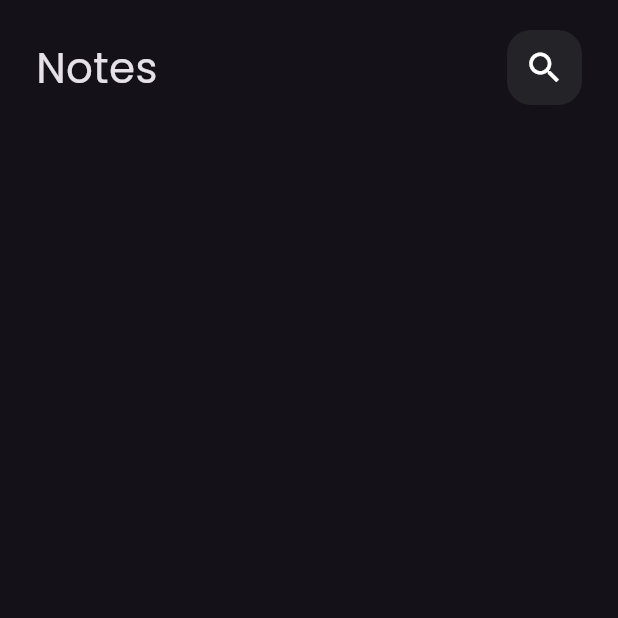
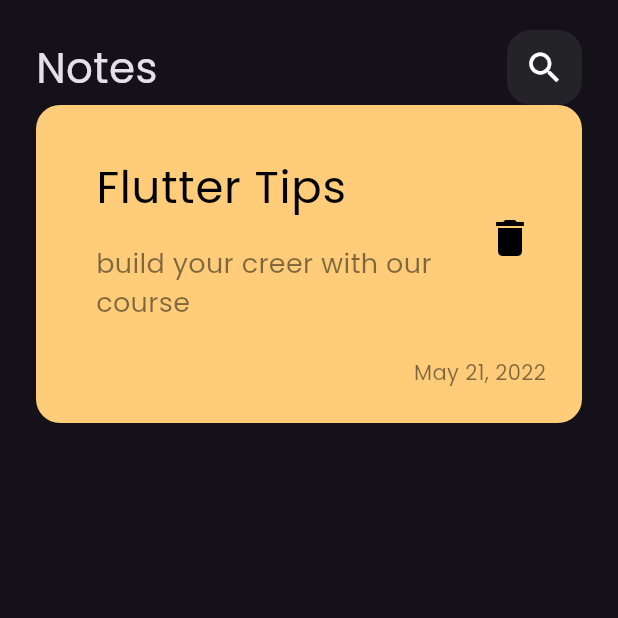
Before and after one commit to Ramahany123/Notes_app, a Flutter app: the screen it shows after launch, on a phone screen of 412 x 824 dp, the top half of it. Run offline on Flutter 3.47's test engine with Material 3 defaults, Android fonts, the phone set to English and light mode, and no system bars.

Commit message:
made custom note item

```diff
--- /dev/null
+++ b/lib/views/widgets/custom_note_item.dart
@@ -0,0 +1,49 @@
+import 'package:flutter/material.dart';
+
+class NoteItem extends StatelessWidget {
+  const NoteItem({super.key});
+
+  @override
+  Widget build(BuildContext context) {
+    return Container(
+      padding: EdgeInsets.only(left: 24, top: 24, bottom: 24),
+      decoration: BoxDecoration(
+        color: Color(0xffFFCD7A),
+        borderRadius: BorderRadius.circular(16),
+      ),
+      child: Column(
+        crossAxisAlignment: CrossAxisAlignment.end,
+        children: [
+          ListTile(
+            title: Text(
+              "Flutter Tips",
+              style: TextStyle(color: Colors.black, fontSize: 30),
+            ),
+            subtitle: Padding(
+              padding: const EdgeInsets.only(top: 16),
+              child: Text(
+                "build your creer with our course",
+                style: TextStyle(
+                  color: Colors.black.withValues(alpha: 0.5),
+                  fontSize: 18,
+                ),
+              ),
+            ),
+            trailing: IconButton(
+              onPressed: () {},
+              icon: Icon(Icons.delete, color: Colors.black, size: 32),
+            ),
+          ),
+          SizedBox(height: 15),
+          Padding(
+            padding: const EdgeInsets.only(right: 24.0),
+            child: Text(
+              "May 21, 2022",
+              style: TextStyle(color: Colors.black.withValues(alpha: 0.5)),
+            ),
+          ),
+        ],
+      ),
+    );
+  }
+}
--- a/lib/views/widgets/notes_view_body.dart
+++ b/lib/views/widgets/notes_view_body.dart
@@ -1,5 +1,6 @@
 import 'package:flutter/material.dart';
 import 'package:notes_app/views/widgets/custom_app_bar.dart';
+import 'package:notes_app/views/widgets/custom_note_item.dart';
 
 class NotesViewBody extends StatelessWidget {
   const NotesViewBody({super.key});
@@ -8,7 +9,9 @@ class NotesViewBody extends StatelessWidget {
   Widget build(BuildContext context) {
     return Padding(
       padding: const EdgeInsets.symmetric(horizontal: 24),
-      child: Column(children: [SizedBox(height: 20), CustomAppBar()]),
+      child: Column(
+        children: [SizedBox(height: 20), CustomAppBar(), NoteItem()],
+      ),
     );
   }
 }
```
